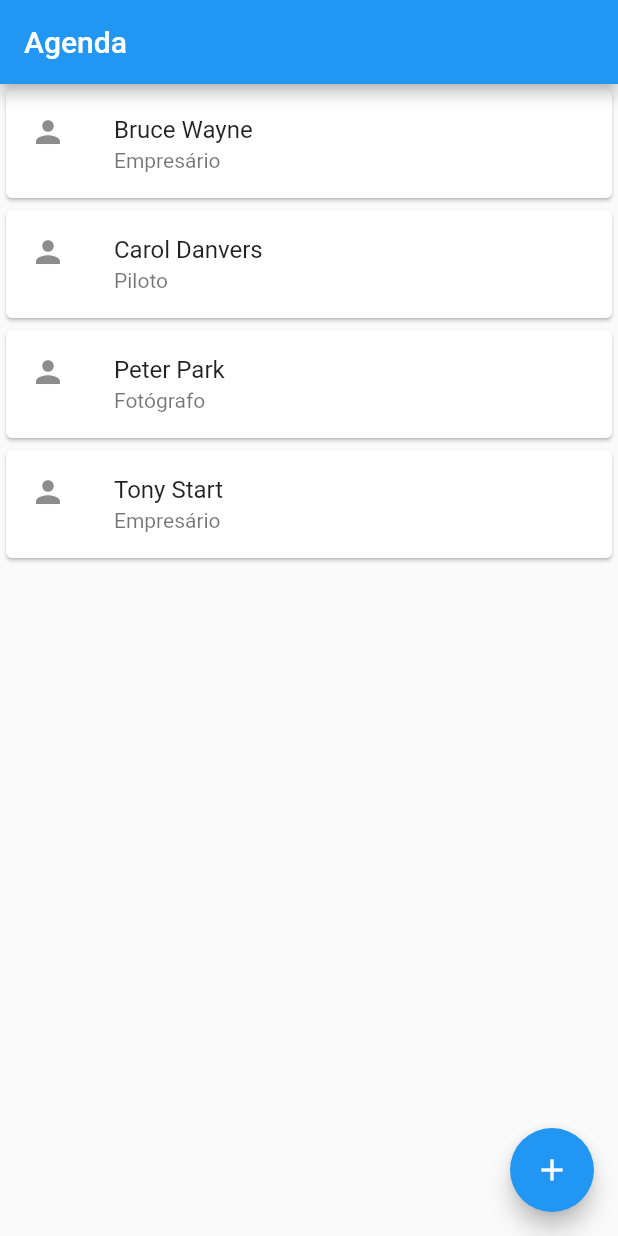
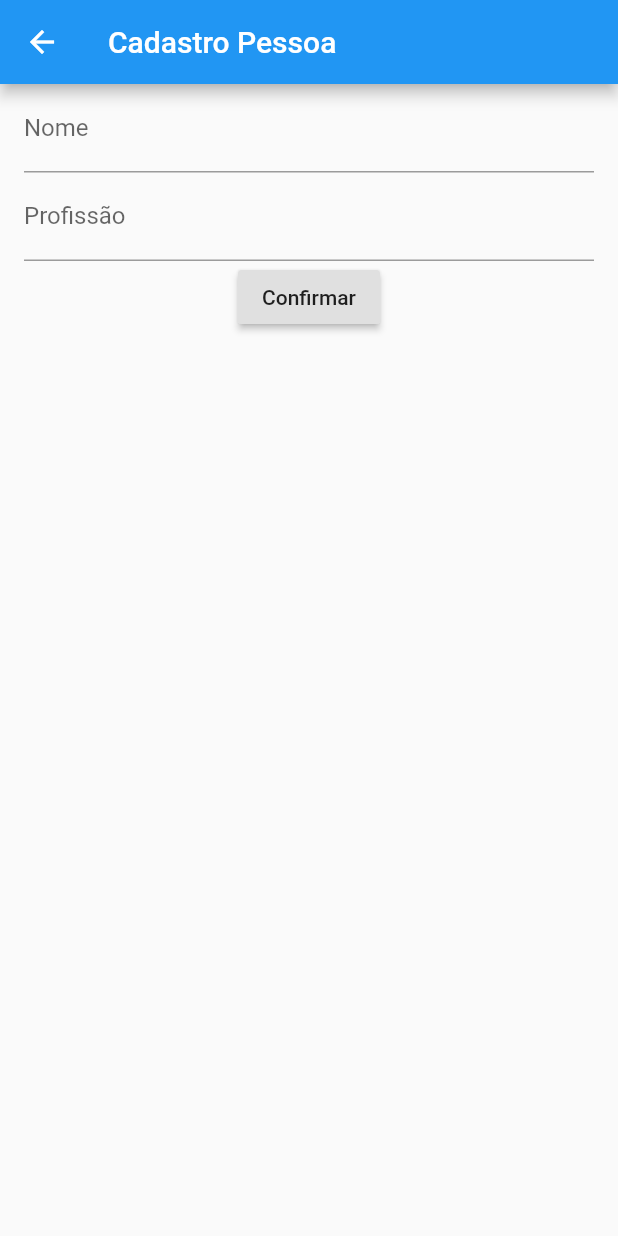
Before and after one commit to SolutiFelipe/lp4-agenda, a Flutter app: the screen it shows after launch, after a tap on the "add" icon, on a phone screen of 412 x 824 dp. Run offline on Flutter 3.47's test engine with Material 2 defaults, Android fonts, the phone set to English and light mode, and no system bars.

```diff
--- a/lib/main.dart
+++ b/lib/main.dart
@@ -12,48 +12,102 @@ class AgendaApp extends StatelessWidget {
       ),
     );
   }
-
 }
 
-class ListaPessoas extends StatelessWidget {
+class FormularioPessoas extends StatelessWidget {
+  TextEditingController _campoNome = TextEditingController();
+  TextEditingController _campoProfissao = TextEditingController();
+
   @override
   Widget build(BuildContext context) {
     // TODO: implement build
     return Scaffold(
       appBar: AppBar(
+        title: Text("Cadastro Pessoa"),
+      ),
+      body: Padding(
+        padding: const EdgeInsets.fromLTRB(16.0, 0, 16.0, 0),
+        child: Column(
+          children: <Widget>[
+            Editor(
+              this._campoNome,
+              "Nome",
+            ),
+            Editor(
+              this._campoProfissao,
+              "Profissão",
+            ),
+            RaisedButton(
+              onPressed: () {
+                this._criarPessoa(context);
+              },
+              child: Text("Confirmar"),
+            )
+          ],
+        ),
+      ),
+    );
+  }
+
+  void _criarPessoa(BuildContext context) {
+    String nome = this._campoNome.text;
+    String profissao = this._campoProfissao.text;
+    if (nome.isNotEmpty && profissao.isNotEmpty) {
+      Pessoa pessoa = Pessoa(nome, profissao);
+      Navigator.pop(context, pessoa);
+    }
+  }
+}
+
+class Editor extends StatelessWidget {
+  TextEditingController _controller;
+  String _label;
+
+  Editor(this._controller, this._label);
+
+  @override
+  Widget build(BuildContext context) {
+    // TODO: implement build
+    return TextField(
+      controller: this._controller,
+      style: TextStyle(fontSize: 16.0),
+      decoration: InputDecoration(labelText: this._label),
+    );
+  }
+}
+
+class ListaPessoas extends StatelessWidget {
+  List<Pessoa> _pessoas = List();
+
+  @override
+  Widget build(BuildContext context) {
+    this._pessoas.add(Pessoa("Bruce Banner", "Cientista"));
+    this._pessoas.add(Pessoa("Bruce Wayne", "Empresário"));
+
+    // TODO: implement build
+    return Scaffold(
+      appBar: AppBar(
         title: Text("Agenda"),
       ),
-      body: ListView(
-        children: <Widget>[
-          ItemPessoa(
-            Pessoa(
-              "Bruce Wayne",
-              "Empresário",
-            ),
-          ),
-          ItemPessoa(
-            Pessoa(
-              "Carol Danvers",
-              "Piloto",
-            ),
-          ),
-          ItemPessoa(
-            Pessoa(
-              "Peter Park",
-              "Fotógrafo",
-            ),
-          ),
-          ItemPessoa(
-            Pessoa(
-              "Tony Start",
-              "Empresário",
-            ),
-          ),
-        ],
+      body: ListView.builder(
+        itemCount: this._pessoas.length,
+        itemBuilder: (context, indice){
+          Pessoa pessoa = this._pessoas[indice];
+          return ItemPessoa(pessoa);
+        },
       ),
       floatingActionButton: FloatingActionButton(
         onPressed: () {
-          debugPrint("clicou no botão");
+          Future<Pessoa> future = Navigator.push(
+            context,
+            MaterialPageRoute(builder: (context) {
+              return FormularioPessoas();
+          })
+          );
+          future.then((pessoa) {
+            this._pessoas.add(pessoa);
+            this._pessoas.forEach((element) => debugPrint("$element"));
+          });
         },
         child: const Icon(Icons.add),
       ),
@@ -84,4 +138,9 @@ class Pessoa {
   String _profissao;
 
   Pessoa(this._nome, this._profissao);
+
+  @override
+  String toString() {
+    return 'Pessoa{_nome: $_nome, _profissao: $_profissao}';
+  }
 }
```
